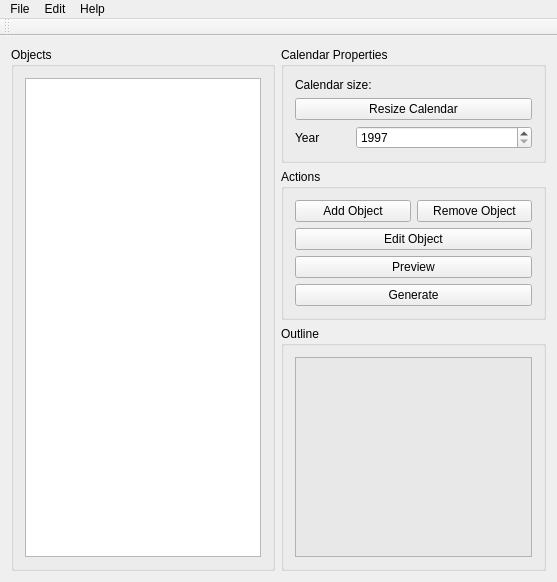
kelvinchin12070811/SimpleCalendarCreator, file SimpleCalendarCreator/src/window/SimpleCalendarCreator.ui: the form before one commit.
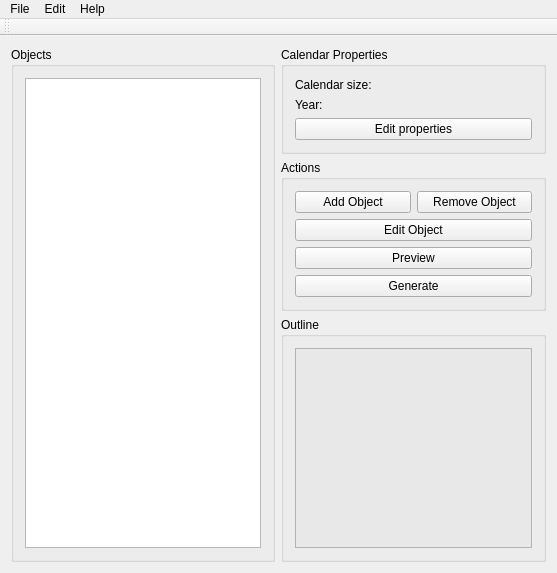
The form after the commit.

What changed in the file:
```diff
--- a/SimpleCalendarCreator/src/window/SimpleCalendarCreator.ui
+++ b/SimpleCalendarCreator/src/window/SimpleCalendarCreator.ui
@@ -50,44 +50,30 @@
           </widget>
          </item>
          <item>
-          <widget class="QPushButton" name="btnResize">
-           <property name="text">
-            <string>Resize Calendar</string>
-           </property>
-          </widget>
-         </item>
-         <item>
-          <layout class="QHBoxLayout" name="horizontalLayout_4">
-           <item>
             <widget class="QLabel" name="labYear">
              <property name="minimumSize">
               <size>
-               <width>55</width>
+             <width>0</width>
                <height>0</height>
               </size>
              </property>
              <property name="maximumSize">
               <size>
-               <width>55</width>
+             <width>16777215</width>
                <height>16777215</height>
               </size>
              </property>
              <property name="text">
-              <string>Year</string>
+            <string>Year:</string>
              </property>
             </widget>
            </item>
            <item>
-            <widget class="QSpinBox" name="spnYear">
-             <property name="minimum">
-              <number>1997</number>
-             </property>
-             <property name="maximum">
-              <number>9999</number>
-             </property>
-            </widget>
-           </item>
-          </layout>
+          <widget class="QPushButton" name="btnEditProps">
+           <property name="text">
+            <string>Edit properties</string>
+           </property>
+          </widget>
          </item>
         </layout>
        </widget>
```
Lines whose indentation alone changed are shown as unchanged.
